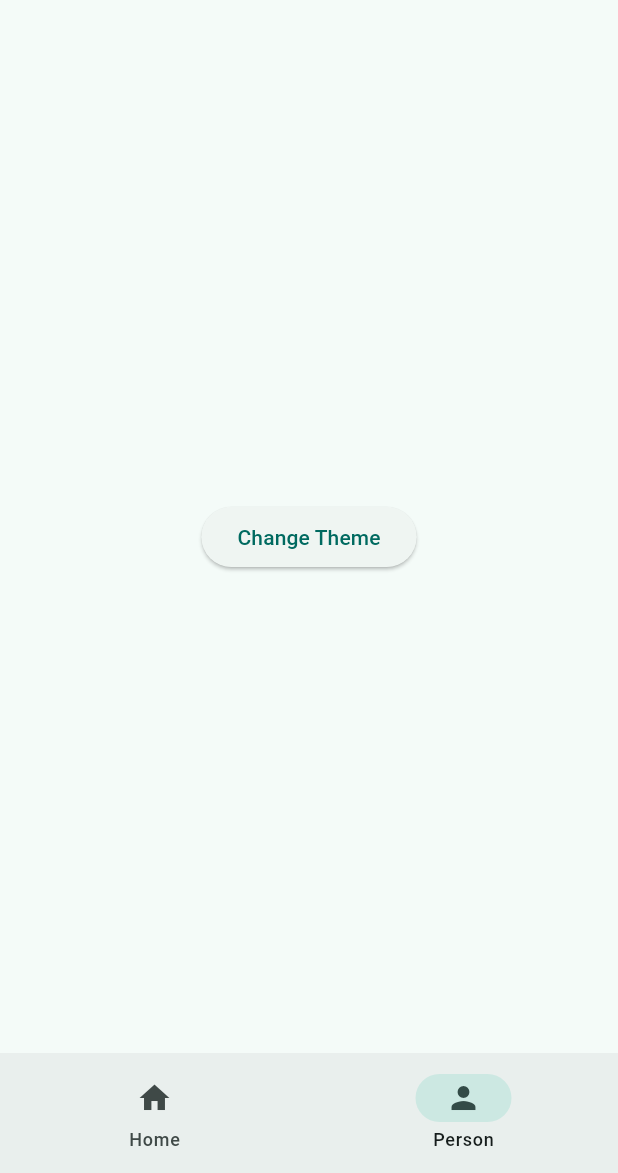
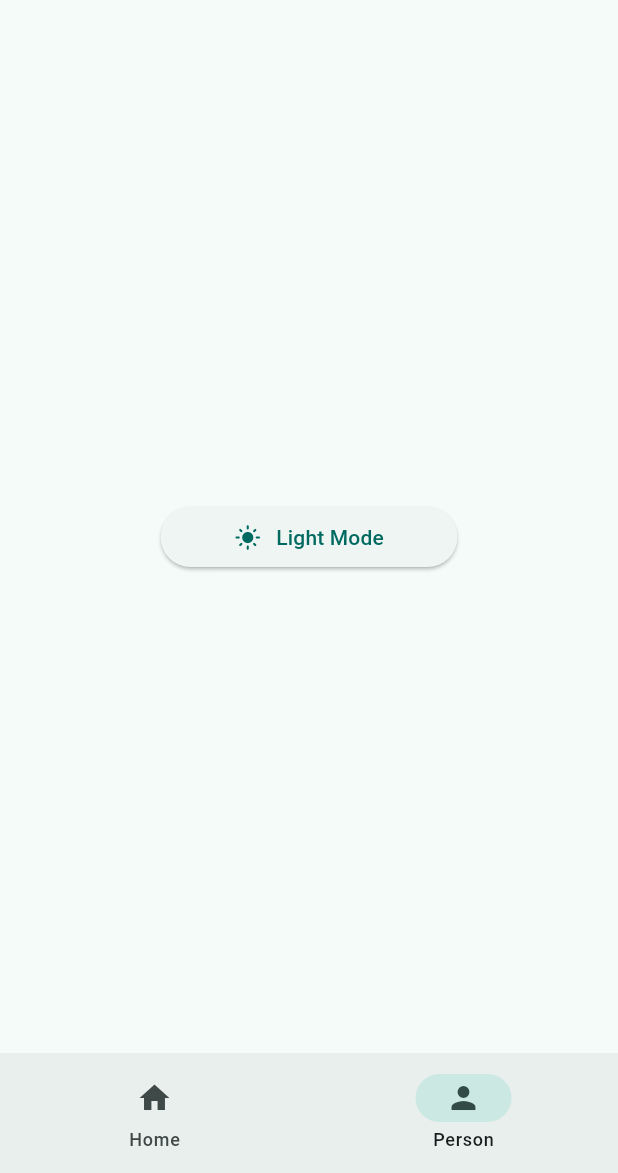
Before and after one commit to Noel1214/app_one, a Flutter app: the screen it shows after launch, item 2 of the bottom bar chosen, on a phone screen of 412 x 824 dp, the part 63-1236 px from its top. Run offline on Flutter 3.47's test engine with Material 3 defaults, Android fonts, the phone set to English and light mode, and no system bars.

Commit message:
show button icon and text based on mode

```diff
--- a/lib/views/pages/profile_page.dart
+++ b/lib/views/pages/profile_page.dart
@@ -9,13 +9,26 @@ class ProfilePage extends StatelessWidget {
     return ValueListenableBuilder(
       valueListenable: selectedThemeNotifier,
       builder: (context, value, child) {
-        return Center(
-          child: Container(
+        return Container(
+          child: Center(
             child: ElevatedButton(
               onPressed: () {
                 selectedThemeNotifier.value = !selectedThemeNotifier.value;
               },
-              child: Text("Change Theme"),
+              child: Container(
+                width: 150,
+                child: Row(
+                  mainAxisAlignment: MainAxisAlignment.center,
+                  children: [
+                    selectedThemeNotifier.value
+                        ? Icon(Icons.dark_mode)
+                        : Icon(Icons.light_mode),
+                    SizedBox(width: 10),
+
+                    selectedThemeNotifier.value ? Text("Dark Mode") : Text("Light Mode"),
+                  ],
+                ),
+              ),
             ),
           ),
         );
```
